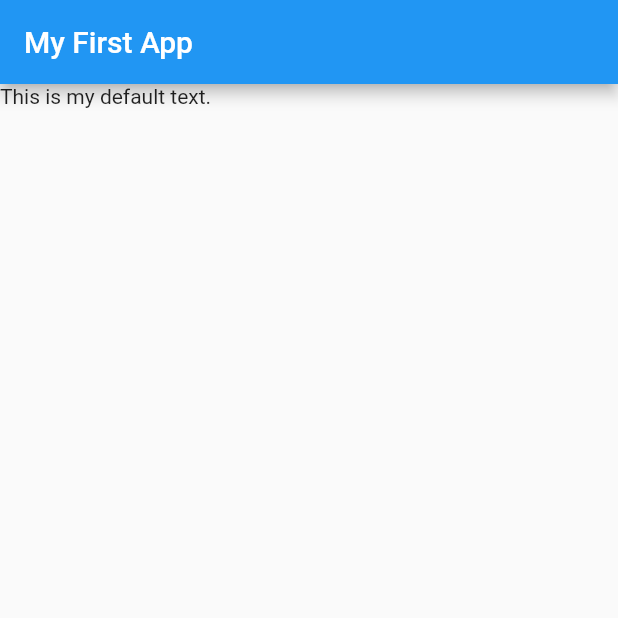
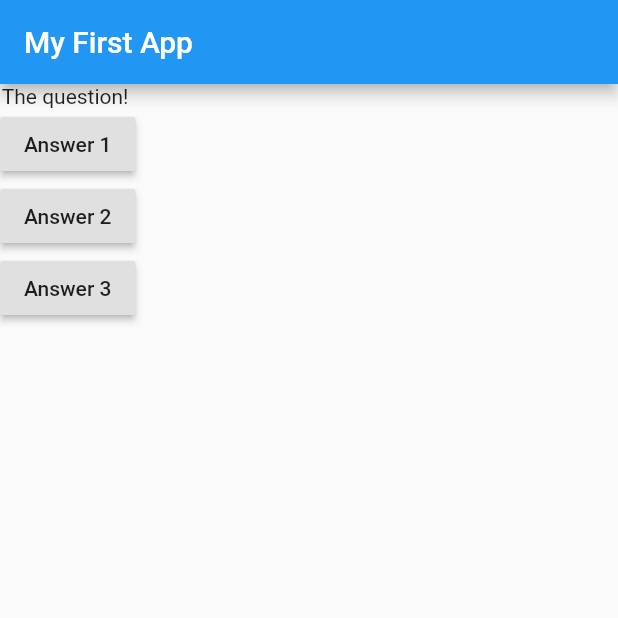
Before and after one commit to pcbimon/flutter_complete_guide, a Flutter app: the screen it shows after launch, on a phone screen of 412 x 824 dp, the top half of it. Run offline on Flutter 3.47's test engine with Material 2 defaults, Android fonts, the phone set to English and light mode, and no system bars.

```diff
--- a/lib/main.dart
+++ b/lib/main.dart
@@ -3,14 +3,35 @@ import 'package:flutter/material.dart';
 void main() => runApp(MyApp());
 
 class MyApp extends StatelessWidget {
+  void answerQuestion() {}
   @override
   Widget build(BuildContext context) {
+    var questions = [
+      'What\'s your favorite color?',
+      'What\'s your favorite animal?',
+    ];
     return MaterialApp(
         home: Scaffold(
       appBar: AppBar(
         title: Text('My First App'),
       ),
-      body: Text('This is my default text.'),
+      body: Column(
+        children: [
+          Text('The question! '),
+          RaisedButton(
+            child: Text('Answer 1'),
+            onPressed: answerQuestion,
+          ),
+          RaisedButton(
+            child: Text('Answer 2'),
+            onPressed: answerQuestion,
+          ),
+          RaisedButton(
+            child: Text('Answer 3'),
+            onPressed: answerQuestion,
+          ),
+        ],
+      ),
     ));
   }
 }
```
